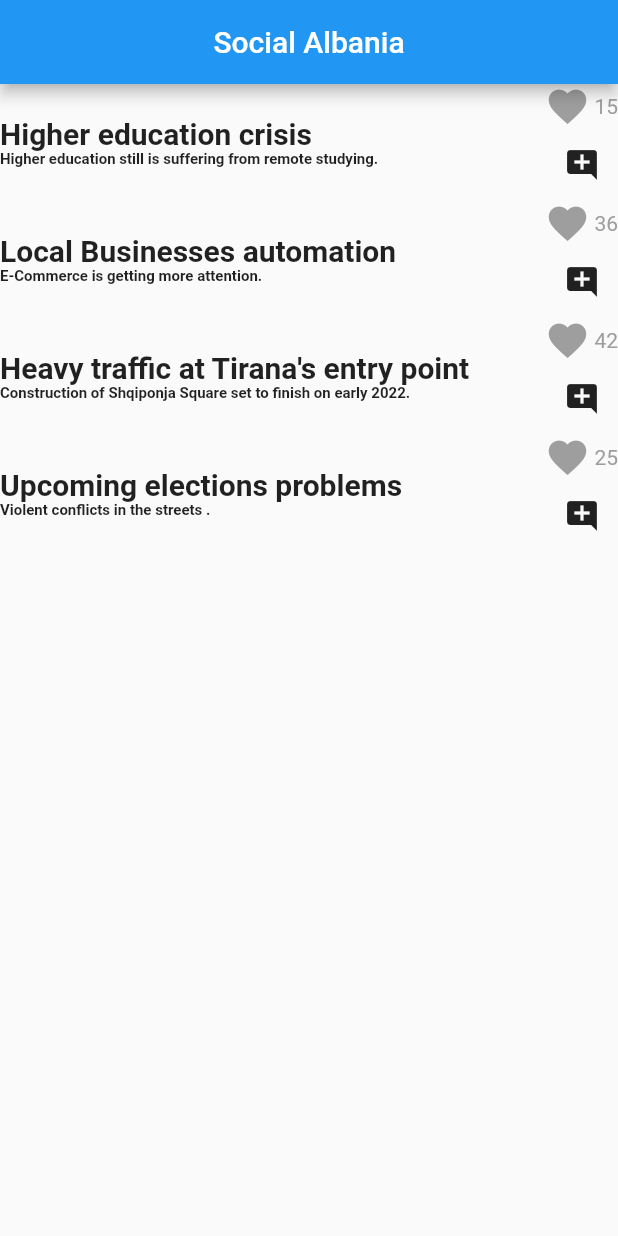
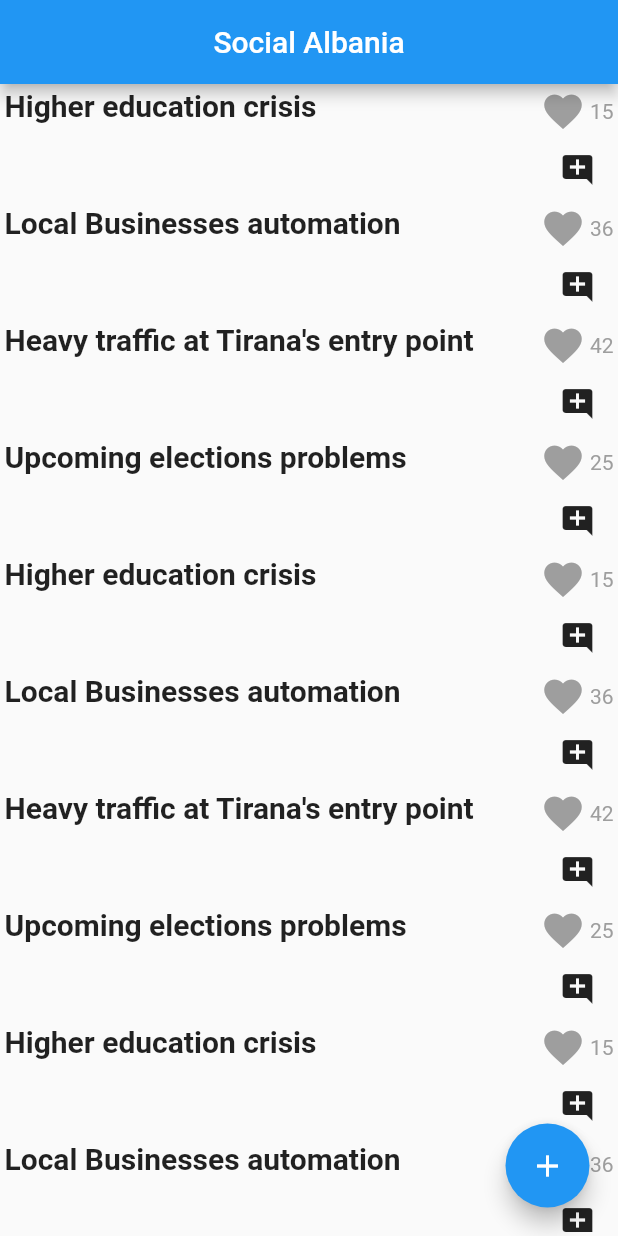
Before and after one commit to dsc-epoka/2021-Solution-Challenge, a Flutter app: the screen it shows after launch, on a phone screen of 412 x 824 dp. Run offline on Flutter 3.47's test engine with Material 2 defaults, Android fonts, the light colour scheme and no system bars; drawn by our look-alikes of like_button.

Commit message:
Added button and route to add new articles

```diff
--- a/lib/main.dart
+++ b/lib/main.dart
@@ -14,17 +14,48 @@ void main() {
 
 class MyApp extends StatelessWidget {
   // This widget is the root of your application.
+
+  List <news> currentNews=[
+    news("Higher education crisis", "Higher education still is suffering from remote studying.", 15, 12),
+    news("Local Businesses automation", "E-Commerce is getting more attention.", 36, 12),
+    news("Heavy traffic at Tirana's entry point", "Construction of Shqiponja Square set to finish on early 2022.", 42, 50),
+    news("Upcoming elections problems", "Violent conflicts in the streets .", 25, 33),
+    news("Higher education crisis", "Higher education still is suffering from remote studying.", 15, 12),
+    news("Local Businesses automation", "E-Commerce is getting more attention.", 36, 12),
+    news("Heavy traffic at Tirana's entry point", "Construction of Shqiponja Square set to finish on early 2022.", 42, 50),
+    news("Upcoming elections problems", "Violent conflicts in the streets .", 25, 33),
+    news("Higher education crisis", "Higher education still is suffering from remote studying.", 15, 12),
+    news("Local Businesses automation", "E-Commerce is getting more attention.", 36, 12),
+    news("Heavy traffic at Tirana's entry point", "Construction of Shqiponja Square set to finish on early 2022.", 42, 50),
+    news("Upcoming elections problems", "Violent conflicts in the streets .", 25, 33)
+  ];
+
   @override
   Widget build(BuildContext context) {
     return Scaffold(
         appBar: AppBar(title: Center(child: Text("Social Albania"))),
-        body: Column(
-              children: [
-                showNews(context,news("Higher education crisis", "Higher education still is suffering from remote studying.", 15, 12)),
-                showNews(context,news("Local Businesses automation", "E-Commerce is getting more attention.", 36, 12)),
-                showNews(context,news("Heavy traffic at Tirana's entry point", "Construction of Shqiponja Square set to finish on early 2022.", 42, 50)),
-                showNews(context,news("Upcoming elections problems", "Violent conflicts in the streets .", 25, 33)),
-              ],
+        body: Padding(
+          padding:  EdgeInsets.all(3.0),
+          child: Stack(
+            children: [
+              SingleChildScrollView(
+                child: Column(
+                      children: [
+                        for(var i in currentNews) showNews(context, i)
+                        ],
+                ),
+              ),
+              Positioned(
+                bottom: 16,
+                right: 16,
+                child: FloatingActionButton(
+                    child: Icon(Icons.add),
+                    onPressed: (){
+                      Navigator.push(context,MaterialPageRoute(builder: (context)=>addingNewsPage()));
+                    }),
+              )
+            ],
+          ),
         ),
     );
   }
@@ -34,14 +65,11 @@ class MyApp extends StatelessWidget {
     return Container(
       child: Row(
         mainAxisAlignment: MainAxisAlignment.spaceBetween,
+        crossAxisAlignment: CrossAxisAlignment.start,
         children: [
-          Column(
-            crossAxisAlignment: CrossAxisAlignment.start,
-            children: [
-              Text(currentNews.title,style: TextStyle(fontWeight: FontWeight.bold,fontSize: 20)),
-              Text(currentNews.description,style: TextStyle(fontSize: 10,fontWeight: FontWeight.bold),)
-            ],
-          ),
+
+          Text(currentNews.title,style: TextStyle(fontWeight: FontWeight.bold,fontSize: 20)),
+
           Column(
             crossAxisAlignment: CrossAxisAlignment.end,
             children: [
@@ -85,3 +113,34 @@ class descriptionPage extends StatelessWidget{
       );
   }
 }
+
+class addingNewsPage extends StatelessWidget{
+  news mainNews;
+
+  @override
+  Widget build(BuildContext context){
+    return Scaffold(
+      appBar: AppBar(title: Center(child: Text("Add an article"))),
+      body: Column(
+        children: [
+          TextField(
+            decoration: InputDecoration(
+              hintText: "Enter the title of the article."
+            ),
+            onSubmitted: (val1){
+
+            },
+          ),
+          TextField(
+            decoration: InputDecoration(
+                hintText: "Enter the title of the article."
+            ),
+            onSubmitted: (val1){
+
+            },
+          ),
+        ],
+      ),
+    );
+  }
+}
```
